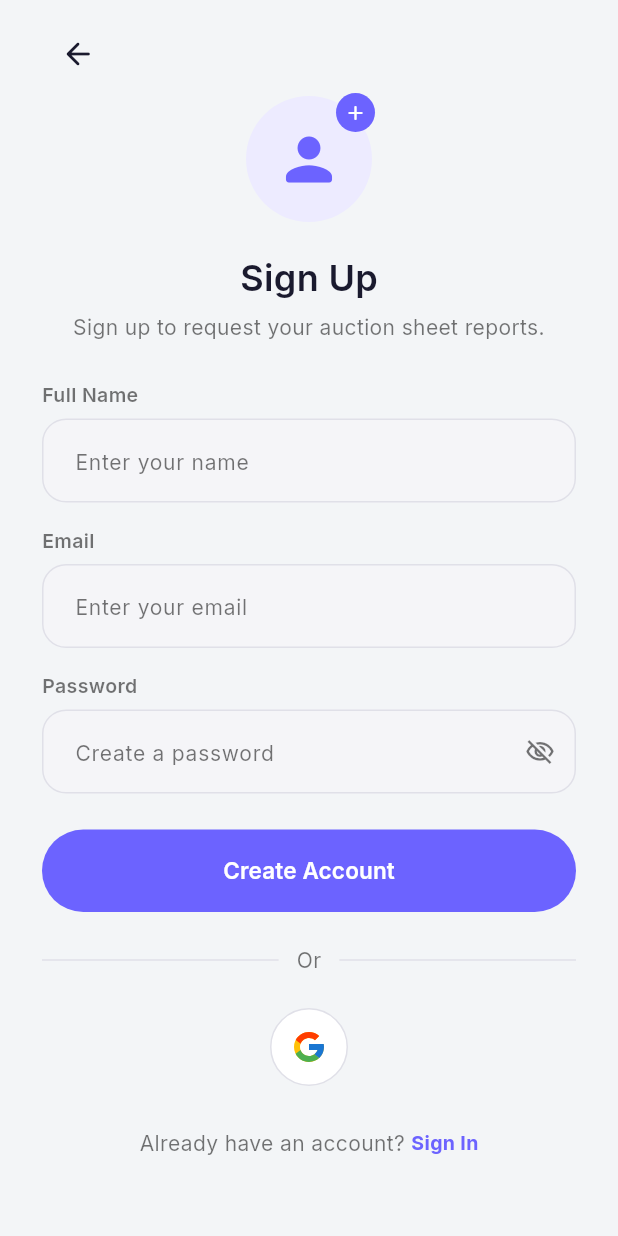
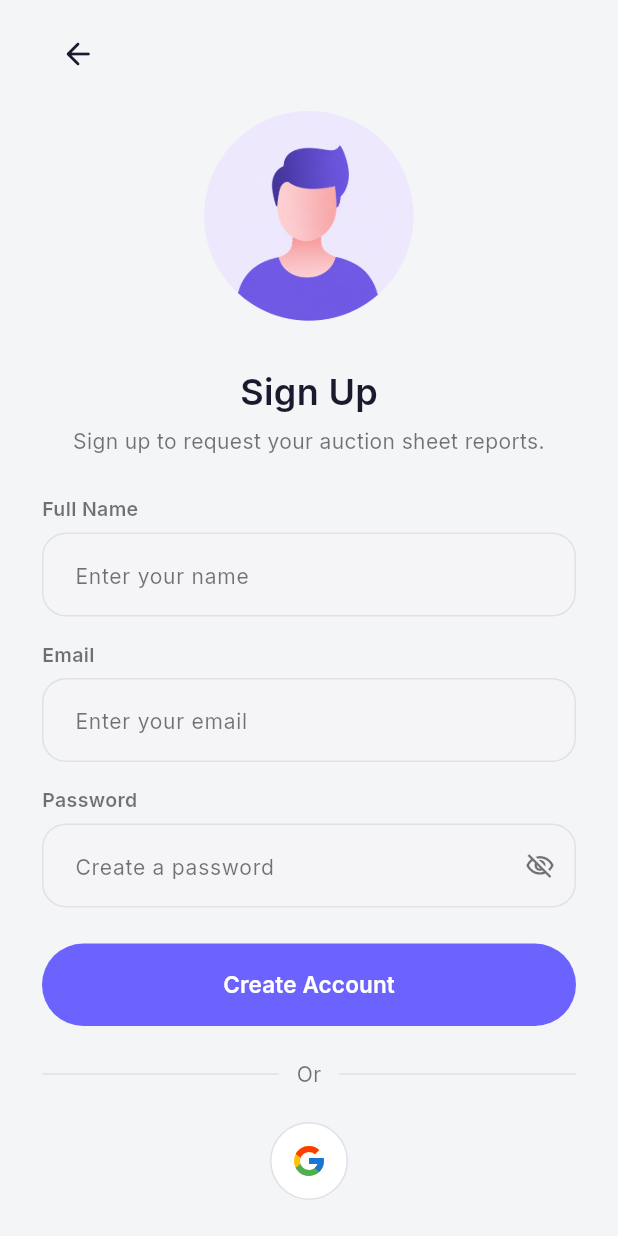
Before and after one commit to asifkhanzad-create/auction_sheet, a Flutter app: the SignupScreen screen opened directly, on a phone screen of 412 x 824 dp. Run offline on Flutter 3.47's test engine with Material 3 defaults, Android fonts, the phone set to English and light mode, and no system bars; our stand-ins replace cloud_firestore, file_picker, firebase_auth, firebase_core, flutter_svg, google_fonts and 3 more; missing offline and left inert: pdfx; accounts and stored records are empty.

Commit message:
signup screen userlogo icon placed

```diff
--- a/lib/screens/signup_screen.dart
+++ b/lib/screens/signup_screen.dart
@@ -127,34 +127,11 @@ class _SignupScreenState extends State<SignupScreen> {
               ),
               const SizedBox(height: 4),
 
-              Stack(
-                clipBehavior: Clip.none,
-                children: [
-                  Container(
-                    width: 84,
-                    height: 84,
-                    decoration: BoxDecoration(
-                      color: context.lilac,
-                      shape: BoxShape.circle,
-                    ),
-                    child: const Icon(Icons.person_rounded,
-                        color: AppColors.purple, size: 46),
-                  ),
-                  Positioned(
-                    right: -2,
-                    top: -2,
-                    child: Container(
-                      width: 26,
-                      height: 26,
-                      decoration: const BoxDecoration(
-                        color: AppColors.purple,
-                        shape: BoxShape.circle,
-                      ),
-                      child: const Icon(Icons.add_rounded,
-                          color: Colors.white, size: 16),
-                    ),
-                  ),
-                ],
+          Image.asset(
+                'assets/images/userlogo.png',
+                width: 160,
+                height: 160,
+                fit: BoxFit.contain,
               ),
               const SizedBox(height: 20),
               Text(
```
